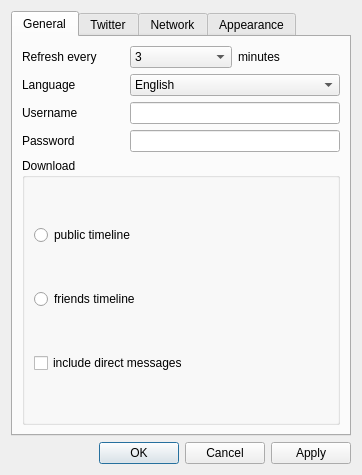
Above: qtwitter-app/ui/settings.ui from ayoy/qtwitter before the change. Below: the same form after it.
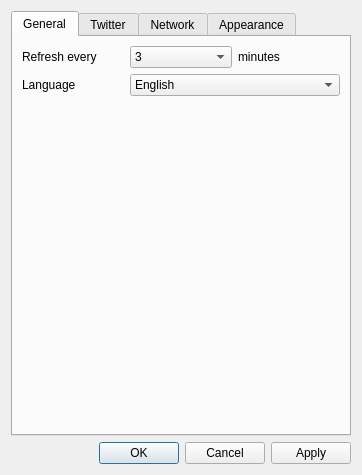
That is the form after the change. The open tabs and pages were chosen to show the change. Icons and pictures are not drawn.

```diff
--- a/qtwitter-app/ui/settings.ui
+++ b/qtwitter-app/ui/settings.ui
@@ -115,58 +115,17 @@
         </widget>
        </item>
        <item row="2" column="0">
-        <widget class="QLabel" name="userNameLabel">
-         <property name="text">
-          <string>Username</string>
+        <spacer name="verticalSpacer_4">
+         <property name="orientation">
+          <enum>Qt::Vertical</enum>
          </property>
-        </widget>
-       </item>
-       <item row="2" column="1" colspan="2">
-        <widget class="QLineEdit" name="userNameEdit"/>
-       </item>
-       <item row="3" column="0">
-        <widget class="QLabel" name="passwordLabel">
-         <property name="text">
-          <string>Password</string>
+         <property name="sizeHint" stdset="0">
+          <size>
+           <width>20</width>
+           <height>40</height>
+          </size>
          </property>
-        </widget>
-       </item>
-       <item row="3" column="1" colspan="2">
-        <widget class="QLineEdit" name="passwordEdit">
-         <property name="echoMode">
-          <enum>QLineEdit::Password</enum>
-         </property>
-        </widget>
-       </item>
-       <item row="4" column="0" colspan="3">
-        <widget class="QGroupBox" name="downloadBox">
-         <property name="title">
-          <string>Download</string>
-         </property>
-         <layout class="QVBoxLayout" name="verticalLayout">
-          <item>
-           <widget class="QRadioButton" name="radioPublic">
-            <property name="text">
-             <string>public timeline</string>
-            </property>
-           </widget>
-          </item>
-          <item>
-           <widget class="QRadioButton" name="radioFriends">
-            <property name="text">
-             <string>friends timeline</string>
-            </property>
-           </widget>
-          </item>
-          <item>
-           <widget class="QCheckBox" name="directCheckBox">
-            <property name="text">
-             <string>include direct messages</string>
-            </property>
-           </widget>
-          </item>
-         </layout>
-        </widget>
+        </spacer>
        </item>
       </layout>
      </widget>
```
Left out of the diff: 40 changed lines with no effect on the pictures.
